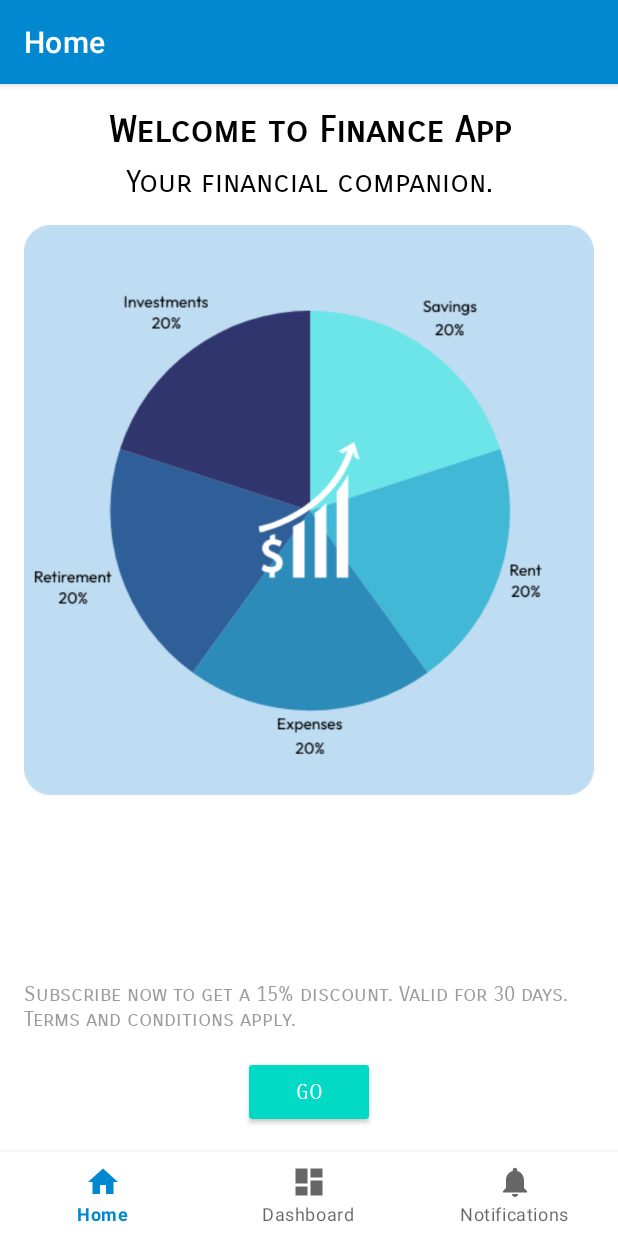
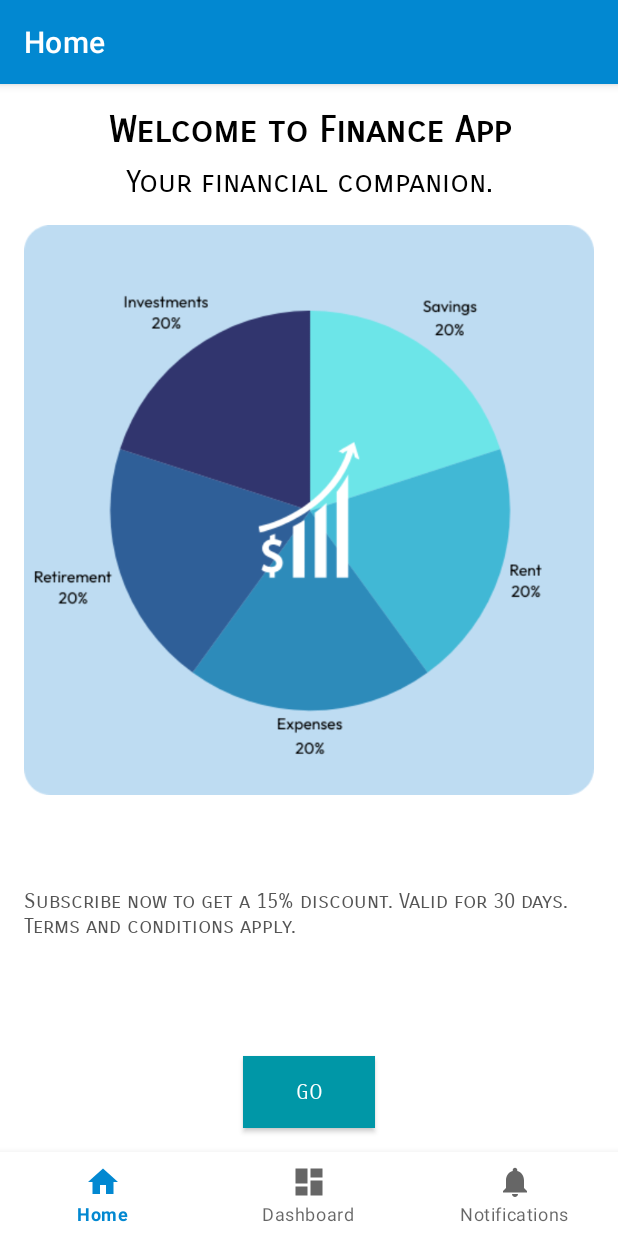
Before and after one commit to FacundoAramayo/accessibility-issues-android, an Android app: the screen it shows after launch (MainActivity), on a phone screen of 412 x 824 dp. Run offline under Robolectric (Android 15) with nearby library versions, the phone set to English and light mode, and no system bars; our stand-ins replace navigation-ui.

Commit message:
Fixed accessibility issues in Home screen

```diff
--- a/AccessibilityIssues/app/src/main/java/fcode/demo/accessibilityissues/ui/home/HomeFragment.kt
+++ b/AccessibilityIssues/app/src/main/java/fcode/demo/accessibilityissues/ui/home/HomeFragment.kt
@@ -31,6 +31,7 @@ class HomeFragment : Fragment() {
 
         binding.termsAndConditions.text = getString(R.string.terms_and_conditions, "15%")
 
+        binding.actionButton.contentDescription = getString(R.string.go_to_subscribe_form)
         binding.actionButton.setOnClickListener {
             val intent = Intent(activity, FormActivity::class.java)
             requireActivity().startActivity(intent)
--- a/AccessibilityIssues/app/src/main/res/layout/fragment_home.xml
+++ b/AccessibilityIssues/app/src/main/res/layout/fragment_home.xml
@@ -1,11 +1,16 @@
 <?xml version="1.0" encoding="utf-8"?>
-<androidx.constraintlayout.widget.ConstraintLayout xmlns:android="http://schemas.android.com/apk/res/android"
+<androidx.core.widget.NestedScrollView xmlns:android="http://schemas.android.com/apk/res/android"
     xmlns:app="http://schemas.android.com/apk/res-auto"
     xmlns:tools="http://schemas.android.com/tools"
     android:layout_width="match_parent"
     android:layout_height="match_parent"
     android:background="@color/white"
+    android:fillViewport="true"
     tools:context=".ui.home.HomeFragment">
+
+    <androidx.constraintlayout.widget.ConstraintLayout
+        android:layout_width="match_parent"
+        android:layout_height="match_parent">
 
         <TextView
             android:id="@+id/title"
@@ -50,12 +55,15 @@
             app:layout_constraintStart_toStartOf="parent"
             app:layout_constraintEnd_toEndOf="parent"
             app:layout_constraintTop_toBottomOf="@id/subtitle"
+            android:contentDescription="@string/financial_strategy"
+            android:importantForAccessibility="yes"
             android:src="@drawable/finance" />
 
         <TextView
             android:id="@+id/termsAndConditions"
             android:layout_width="0dp"
             android:layout_height="wrap_content"
+            app:layout_constraintTop_toBottomOf="@id/imageView"
             app:layout_constraintBottom_toTopOf="@id/actionButton"
             app:layout_constraintStart_toStartOf="parent"
             app:layout_constraintEnd_toEndOf="parent"
@@ -63,7 +71,7 @@
             android:layout_marginEnd="@dimen/activity_horizontal_margin"
             android:layout_marginBottom="@dimen/activity_vertical_margin"
             android:fontFamily="sans-serif-smallcaps"
-        android:textColor="@color/light_grey"
+            android:textColor="@color/grey"
             tools:text="@string/terms_and_conditions"/>
 
         <androidx.appcompat.widget.AppCompatButton
@@ -71,7 +79,7 @@
             android:layout_width="wrap_content"
             android:layout_height="wrap_content"
             android:text="@string/go"
-        style="@style/Widget.AppCompat.Button.Colored"
+            style="@style/AppButton"
             android:fontFamily="sans-serif-smallcaps"
             app:layout_constraintBottom_toBottomOf="parent"
             app:layout_constraintStart_toStartOf="parent"
@@ -79,3 +87,5 @@
             android:layout_marginBottom="72dp"/>
 
     </androidx.constraintlayout.widget.ConstraintLayout>
+
+</androidx.core.widget.NestedScrollView>
--- a/AccessibilityIssues/app/src/main/res/values/colors.xml
+++ b/AccessibilityIssues/app/src/main/res/values/colors.xml
@@ -6,6 +6,7 @@
     <color name="teal_200">#FF03DAC5</color>
     <color name="teal_700">#FF018786</color>
     <color name="black">#FF000000</color>
+    <color name="grey">#555555</color>
     <color name="light_grey">#9C9C9C</color>
     <color name="white">#FFFFFFFF</color>
 </resources>
--- a/AccessibilityIssues/app/src/main/res/values/strings.xml
+++ b/AccessibilityIssues/app/src/main/res/values/strings.xml
@@ -5,8 +5,10 @@
     <string name="title_notifications">Notifications</string>
     <string name="welcome_to_finance_app">Welcome to Finance App</string>
     <string name="your_financial_companion">Your financial companion.</string>
+    <string name="financial_strategy">Our financial strategy is to allocate 20% to savings, 20% to rent, 20% to monthly expenses, 20% to retirement and 20% to investments in the stock market.</string>
     <string name="terms_and_conditions">Subscribe now to get a %s discount. Valid for 30 days. Terms and conditions apply.</string>
     <string name="go">Go</string>
+    <string name="go_to_subscribe_form">Go to subscribe form.</string>
     <string name="your_status">Your status.</string>
     <string name="discount">discount!</string>
     <string name="check_your_messages">Check your messages</string>
--- a/AccessibilityIssues/app/src/main/res/values/themes.xml
+++ b/AccessibilityIssues/app/src/main/res/values/themes.xml
@@ -13,4 +13,8 @@
         <item name="android:statusBarColor">?attr/colorPrimaryVariant</item>
         <!-- Customize your theme here. -->
     </style>
+
+    <style name="AppButton" parent="Widget.AppCompat.Button.Colored">
+        <item name="android:background">@color/blue_200</item>
+    </style>
 </resources>
```
Also changed, not shown: 1 other file. Lines whose indentation alone changed are shown as unchanged.
